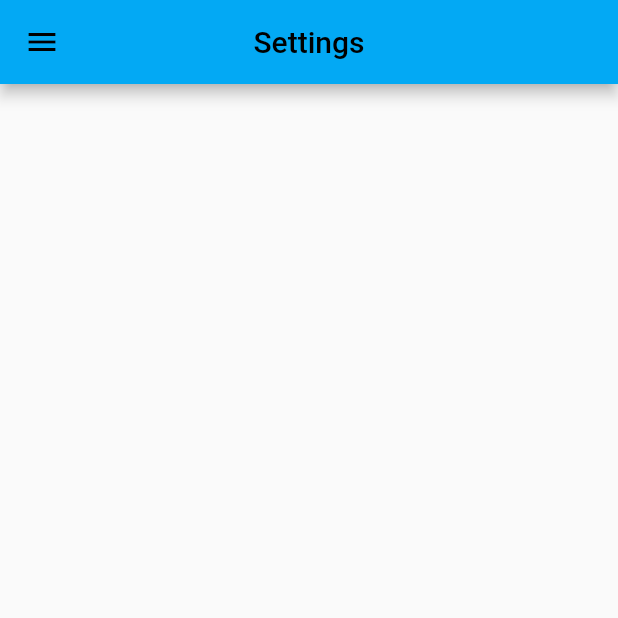
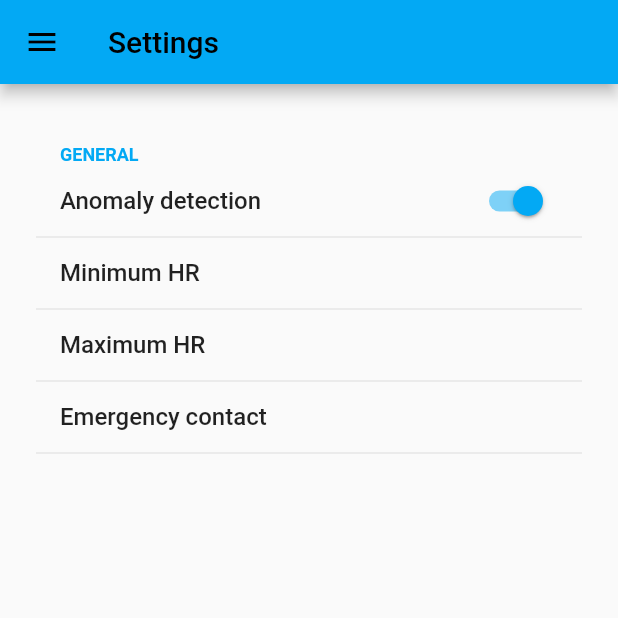
Before and after one commit to DevHacks-2022-Ego-Team/egoDevHacksMobileApp, a Flutter app: the SettingsPage screen opened directly, on a phone screen of 412 x 824 dp, the top half of it. Run offline on Flutter 3.47's test engine with Material 2 defaults, Android fonts, the phone set to English and light mode, and no system bars; drawn by our look-alikes of flutter_settings_screens; our stand-ins replace sqflite; accounts and stored records are empty.

Commit message:
Added settings and connect device buttons

```diff
--- a/lib/pages/settings_page.dart
+++ b/lib/pages/settings_page.dart
@@ -1,18 +1,44 @@
 import 'package:flutter/material.dart';
+import 'package:flutter_settings_screens/flutter_settings_screens.dart';
 import 'package:safety_driving/widget/navigation_drawer_widget.dart';
 
-class SettingsPage extends StatelessWidget {
+class SettingsPage extends StatefulWidget {
   const SettingsPage({super.key});
 
   @override
-  Widget build(BuildContext context) {
-    return Scaffold(
-      drawer: NavigationDrawerWidget(),
-      appBar: AppBar(
-        title: Text('Settings'),
-        centerTitle: true,
-        backgroundColor: Colors.lightBlue,
-      ),
-    );
-  }
+  State<StatefulWidget> createState() => _SettingsPageState();
 }
+
+class _SettingsPageState extends State<SettingsPage> {
+  @override
+  Widget build(BuildContext context) => Scaffold(
+        drawer: NavigationDrawerWidget(),
+        appBar: AppBar(title: Text('Settings')),
+        body: SafeArea(
+            child: ListView(
+          padding: EdgeInsets.all(24),
+          children: [
+            SettingsGroup(title: 'General', children: <Widget>[
+              buildImpactDetection(context),
+              buildMinHeartRate(context),
+              buildMaxHeartRate(context),
+              buildEmergencyContact(context)
+            ])
+          ],
+        )),
+      );
+
+  Widget buildImpactDetection(BuildContext context) => SwitchSettingsTile(
+        settingKey: 'anomaly-detection',
+        title: 'Anomaly detection',
+        defaultValue: true,
+      );
+  Widget buildMinHeartRate(BuildContext context) =>
+      TextInputSettingsTile(settingKey: 'min-hr', title: 'Minimum HR');
+
+  Widget buildMaxHeartRate(BuildContext context) =>
+      TextInputSettingsTile(settingKey: 'max-hr', title: 'Maximum HR');
+
+  Widget buildEmergencyContact(BuildContext context) => TextInputSettingsTile(
+      settingKey: 'emergency-contact', title: 'Emergency contact');
+}
--- a/pubspec.yaml
+++ b/pubspec.yaml
@@ -39,6 +39,7 @@ dependencies:
   provider: ^6.0.4
   sqflite: ^2.2.0+3
   path_provider: ^2.0.11
+  flutter_settings_screens: ^0.3.3-null-safety+2
 
 dev_dependencies:
   flutter_test:
```
Also changed, not shown: lib/main.dart (+9 -1 lines), lib/pages/devices_page.dart (+24 -1 lines), pubspec.lock, 2 other files.
